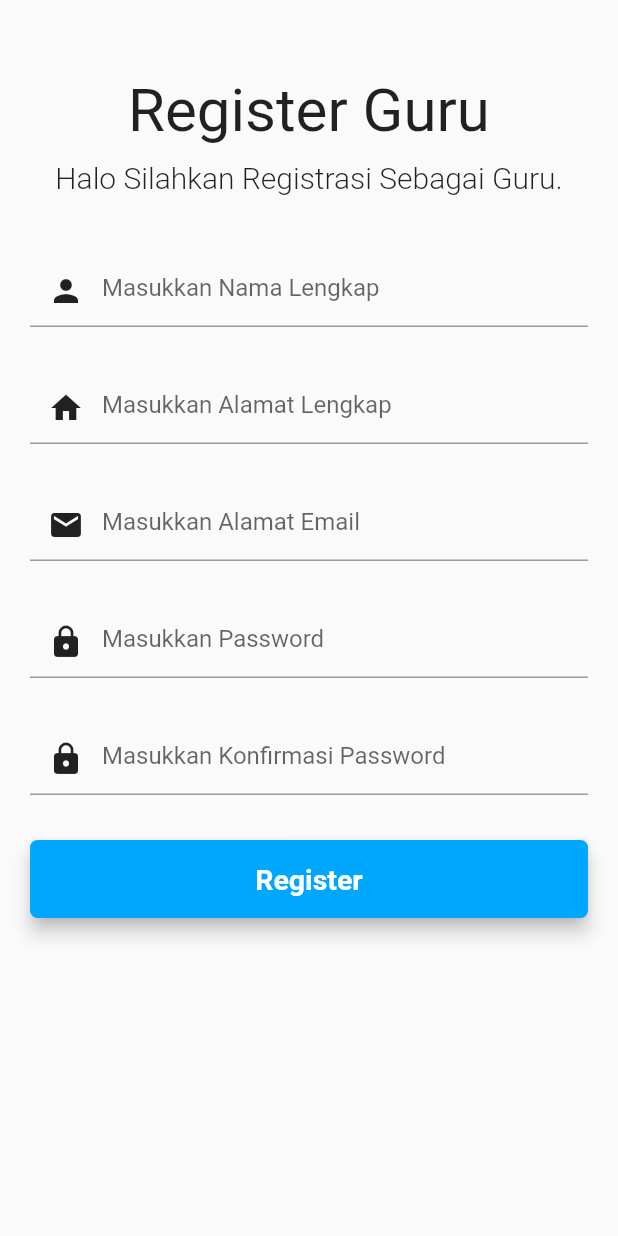
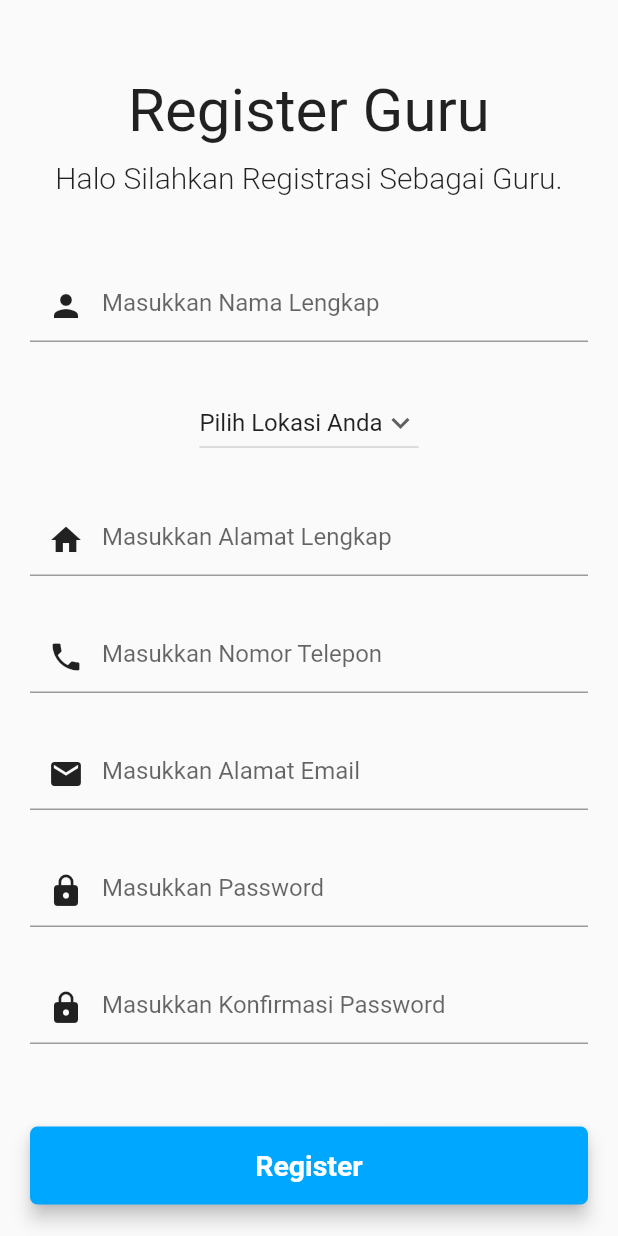
Before and after one commit to bagusbangselok/teach_finder_app, a Flutter app: the RegisterGuru screen opened directly, on a phone screen of 412 x 824 dp. Run offline on Flutter 3.47's test engine with Material 2 defaults, Android fonts, the phone set to English and light mode, and no system bars; our stand-ins replace animated_splash_screen, bloc, equatable, flutter_bloc.

Commit message:
login, RegisterUser, RegisterGuru

```diff
--- a/lib/ui/register/register_guru.dart
+++ b/lib/ui/register/register_guru.dart
@@ -2,7 +2,12 @@ import 'package:flutter/material.dart';
 import 'package:flutter/services.dart';
 import 'package:teach_finder_app/ui/login/login.dart';
 
-class RegisterGuru extends StatelessWidget {
+class RegisterGuru extends StatefulWidget {
+  @override
+  _RegisterGuruState createState() => _RegisterGuruState();
+}
+
+class _RegisterGuruState extends State<RegisterGuru> {
   Widget FormNama() {
     return Column(
       crossAxisAlignment: CrossAxisAlignment.start,
@@ -19,6 +24,36 @@ class RegisterGuru extends StatelessWidget {
     );
   }
 
+  // Dropdown Widget
+  String dropdownvalue = 'Pilih Lokasi Anda';
+  // List Item dropdown menu
+  var lokasi = ['Pilih Lokasi Anda', 'Keputih', 'Gubeng', 'Kertajaya'];
+  Widget LokasiAlamat() {
+    return Column(
+      crossAxisAlignment: CrossAxisAlignment.start,
+      children: [
+        SizedBox(height: 10),
+        DropdownButton(
+          value: dropdownvalue,
+          icon: const Icon(Icons.keyboard_arrow_down),
+          items: lokasi.map((String items) {
+            return DropdownMenuItem(
+              value: items,
+              child: Text(items),
+            );
+          }).toList(),
+          // After select
+          onChanged: (String? newValue) {
+            setState(() {
+              dropdownvalue = newValue!;
+            });
+          },
+        ),
+      ],
+    );
+  }
+  // End Widget
+
   Widget FormAlamat() {
     return Column(
       crossAxisAlignment: CrossAxisAlignment.start,
@@ -29,6 +64,38 @@ class RegisterGuru extends StatelessWidget {
           decoration: InputDecoration(
             hintText: "Masukkan Alamat Lengkap",
             prefixIcon: Icon(Icons.home, color: Colors.black87),
+          ),
+        ),
+      ],
+    );
+  }
+
+  Widget FormInputData() {
+    return Column(
+      crossAxisAlignment: CrossAxisAlignment.start,
+      children: const [
+        SizedBox(height: 10),
+        TextField(
+          keyboardType: TextInputType.datetime,
+          decoration: InputDecoration(
+            hintText: "Masukkan SKL/Ijazah",
+            prefixIcon: Icon(Icons.email, color: Colors.black87),
+          ),
+        ),
+      ],
+    );
+  }
+
+  Widget FormPhone() {
+    return Column(
+      crossAxisAlignment: CrossAxisAlignment.start,
+      children: const [
+        SizedBox(height: 10),
+        TextField(
+          keyboardType: TextInputType.phone,
+          decoration: InputDecoration(
+            hintText: "Masukkan Nomor Telepon",
+            prefixIcon: Icon(Icons.phone, color: Colors.black87),
           ),
         ),
       ],
@@ -83,36 +150,36 @@ class RegisterGuru extends StatelessWidget {
     );
   }
 
-  // Widget RegisterUserBtn() {
-  //   return Container(
-  //     padding: EdgeInsets.symmetric(vertical: 25),
-  //     width: double.infinity,
-  //     child: ElevatedButton(
-  //       onPressed: () {
-  //         Navigator.push(
-  //           context,
-  //           MaterialPageRoute(builder: (context) => Login()),
-  //         );
-  //       },
-  //       style: ElevatedButton.styleFrom(
-  //         elevation: 5,
-  //         padding: EdgeInsets.all(15),
-  //         shape: RoundedRectangleBorder(
-  //           borderRadius: BorderRadius.circular(5),
-  //         ),
-  //         primary: Color(0xFF00A7FF),
-  //       ),
-  //       child: Text(
-  //         'Register',
-  //         style: TextStyle(
-  //           color: Colors.white,
-  //           fontSize: 19,
-  //           fontWeight: FontWeight.bold,
-  //         ),
-  //       ),
-  //     ),
-  //   );
-  // }
+  Widget RegisterGuruBtn() {
+    return Container(
+      padding: EdgeInsets.symmetric(vertical: 25),
+      width: double.infinity,
+      child: ElevatedButton(
+        onPressed: () {
+          Navigator.push(
+            context,
+            MaterialPageRoute(builder: (context) => Login()),
+          );
+        },
+        style: ElevatedButton.styleFrom(
+          elevation: 5,
+          padding: EdgeInsets.all(15),
+          shape: RoundedRectangleBorder(
+            borderRadius: BorderRadius.circular(5),
+          ),
+          primary: Color(0xFF00A7FF),
+        ),
+        child: Text(
+          'Register',
+          style: TextStyle(
+            color: Colors.white,
+            fontSize: 19,
+            fontWeight: FontWeight.bold,
+          ),
+        ),
+      ),
+    );
+  }
 
   @override
   Widget build(BuildContext context) {
@@ -122,7 +189,6 @@ class RegisterGuru extends StatelessWidget {
         margin: EdgeInsets.symmetric(horizontal: 20.0, vertical: 50.0),
         child: Column(
           crossAxisAlignment: CrossAxisAlignment.center,
-          // children
           children: [
             Text(
               'Register Guru',
@@ -143,10 +209,14 @@ class RegisterGuru extends StatelessWidget {
                   fontWeight: FontWeight.w300,
                   fontSize: 20),
             ),
-            SizedBox(height: 30),
+            SizedBox(height: 40),
             FormNama(),
             SizedBox(height: 20),
+            LokasiAlamat(),
+            SizedBox(height: 20),
             FormAlamat(),
+            SizedBox(height: 20),
+            FormPhone(),
             SizedBox(height: 20),
             FormEmail(),
             SizedBox(height: 20),
@@ -154,33 +224,7 @@ class RegisterGuru extends StatelessWidget {
             SizedBox(height: 20),
             FormKonfirmasiPassword(),
             SizedBox(height: 30),
-            SizedBox(
-              width: double.infinity,
-              child: ElevatedButton(
-                onPressed: () {
-                  Navigator.push(
-                    context,
-                    MaterialPageRoute(builder: (context) => Login()),
-                  );
-                },
-                style: ElevatedButton.styleFrom(
-                  elevation: 5,
-                  padding: EdgeInsets.all(15),
-                  shape: RoundedRectangleBorder(
-                    borderRadius: BorderRadius.circular(5),
-                  ),
-                  primary: Color(0xFF00A7FF),
-                ),
-                child: Text(
-                  'Register',
-                  style: TextStyle(
-                    color: Colors.white,
-                    fontSize: 19,
-                    fontWeight: FontWeight.bold,
-                  ),
-                ),
-              ),
-            ),
+            RegisterGuruBtn(),
             SizedBox(height: 30),
           ],
         ),
```
Also changed, not shown: lib/ui/register/register_user.dart (+87 -60 lines).
